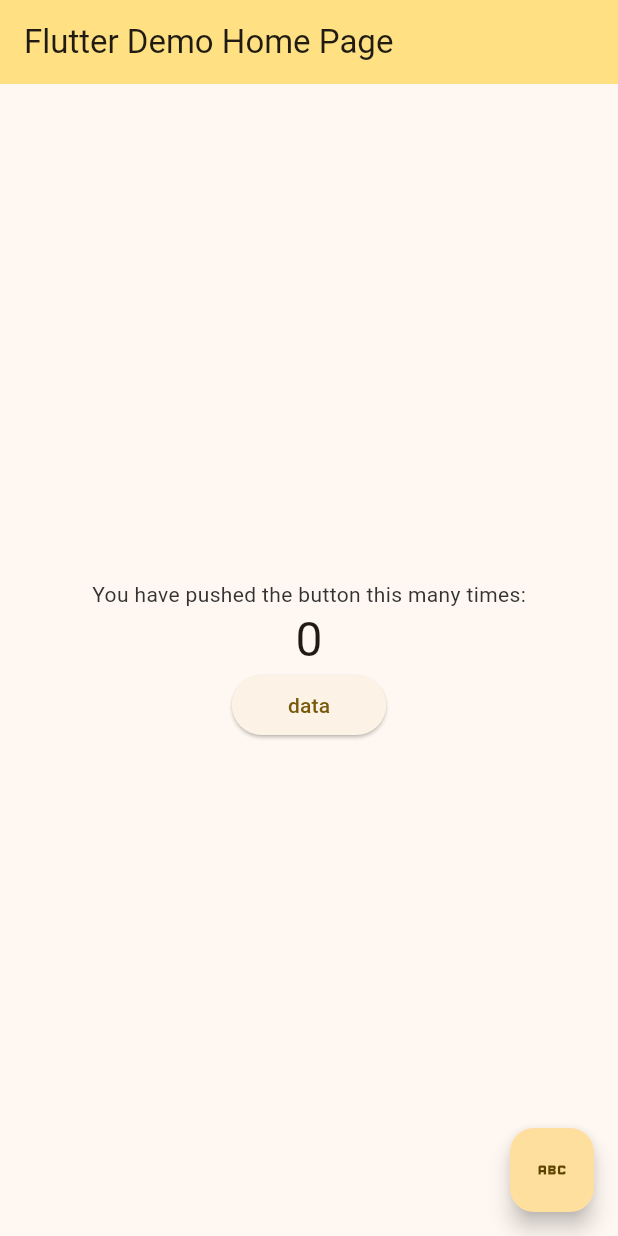
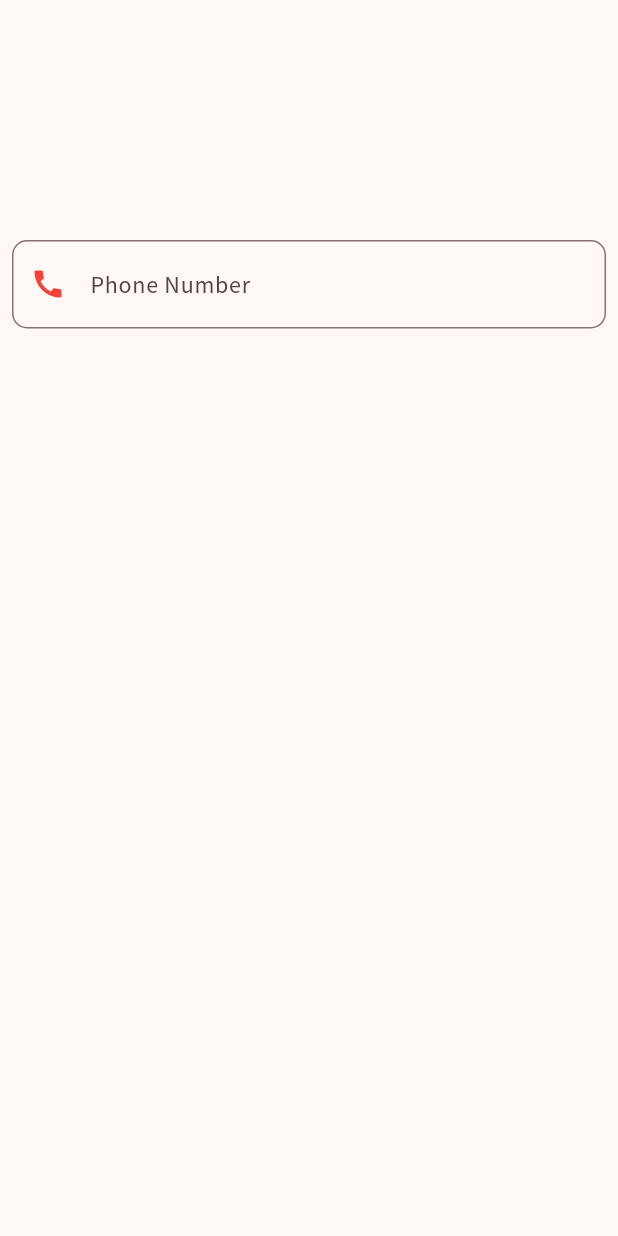
Before and after one commit to iRawNewton/flutter-template, a Flutter app: the screen it shows after launch, on a phone screen of 412 x 824 dp. Run offline on Flutter 3.47's test engine with Material 2 defaults, Android fonts, the phone set to English and light mode, and no system bars.

Commit message:
textfield added

```diff
--- /dev/null
+++ b/lib/dev/screens/test_screen.dart
@@ -0,0 +1,39 @@
+import 'package:flutter/material.dart';
+
+import '../ui_global/textfields.dart';
+
+class MyTestScreen extends StatelessWidget {
+  MyTestScreen({super.key});
+
+  final TextEditingController cont = TextEditingController();
+
+  @override
+  Widget build(BuildContext context) {
+    return SafeArea(
+      child: Scaffold(
+        body: Padding(
+          padding: const EdgeInsets.symmetric(horizontal: 8.0),
+          child: Center(
+            child: Column(
+              children: [
+                const SizedBox(height: 40.0),
+                const SizedBox(height: 100.0),
+                const SizedBox(height: 20),
+                MyCustomTextField(
+                  controller: cont,
+                  icon: Icons.call,
+                  iconColor: Colors.red,
+                  inputType: TextInputType.number,
+                  fontstyle: 'Body',
+                  fontsize: 16.0,
+                  hinttext: 'Phone Number',
+                  labeltext: 'Phone Number',
+                ),
+              ],
+            ),
+          ),
+        ),
+      ),
+    );
+  }
+}
--- a/lib/dev/ui_global/buttons.dart
+++ b/lib/dev/ui_global/buttons.dart
@@ -1,9 +1,10 @@
 import 'package:flutter/material.dart';
 
-class MyAppButtons extends StatelessWidget {
+class MyCustomButtons extends StatelessWidget {
   final dynamic onPressed;
   final IconData icon;
-  const MyAppButtons({super.key, required this.onPressed, required this.icon});
+  const MyCustomButtons(
+      {super.key, required this.onPressed, required this.icon});
 
   @override
   Widget build(BuildContext context) {
--- /dev/null
+++ b/lib/dev/ui_global/textfields.dart
@@ -0,0 +1,49 @@
+import 'package:flutter/material.dart';
+
+class MyCustomTextField extends StatelessWidget {
+  final TextEditingController controller;
+  final TextInputType inputType;
+  final IconData icon;
+  final Color iconColor;
+  final double fontsize;
+  final String fontstyle;
+  final String labeltext;
+  final String hinttext;
+
+  const MyCustomTextField({
+    super.key,
+    required this.controller,
+    required this.inputType,
+    required this.icon,
+    required this.iconColor,
+    required this.fontsize,
+    required this.fontstyle,
+    required this.labeltext,
+    required this.hinttext,
+  });
+
+  @override
+  Widget build(BuildContext context) {
+    final double screenHeight = MediaQuery.of(context).size.height;
+    final double scaleFactor = screenHeight / 720.0;
+    return TextField(
+      controller: controller,
+      keyboardType: inputType,
+      style: TextStyle(
+        fontSize: fontsize * scaleFactor,
+        fontFamily: fontstyle,
+      ),
+      decoration: InputDecoration(
+        prefixIcon: Icon(icon, color: iconColor),
+        labelText: labeltext,
+        labelStyle: const TextStyle(fontFamily: 'Body'),
+        hintText: hinttext,
+        hintStyle: const TextStyle(fontFamily: 'Body', color: Colors.grey),
+        border: OutlineInputBorder(
+          borderSide: const BorderSide(width: 1),
+          borderRadius: BorderRadius.circular(10.0),
+        ),
+      ),
+    );
+  }
+}
--- a/lib/main.dart
+++ b/lib/main.dart
@@ -1,7 +1,9 @@
 import 'package:flutter/material.dart';
-import 'package:flutter_folder_structure/dev/ui_global/buttons.dart';
+import 'package:flutter_folder_structure/dev/screens/test_screen.dart';
 import 'package:flutter_folder_structure/res/colors.dart';
 import 'package:flutter_folder_structure/res/dimens.dart';
+
+import 'dev/ui_global/buttons.dart';
 
 void main() {
   runApp(const MyApp());
@@ -21,9 +23,10 @@
           backgroundColor: Colors.amber.shade200,
         ),
         useMaterial3: true,
-        colorSchemeSeed: Colors.amber,
+        colorSchemeSeed: Colors.red,
       ),
-      home: const MyHomePage(title: 'Flutter Demo Home Page'),
+      // home: const MyHomePage(title: 'Flutter Demo Home Page'),
+      home: MyTestScreen(),
     );
   }
 }
@@ -74,7 +77,7 @@
             ],
           ),
         ),
-        floatingActionButton: MyAppButtons(
+        floatingActionButton: MyCustomButtons(
           onPressed: _incrementCounter,
           icon: Icons.abc,
         ) // This trailing comma makes auto-formatting nicer for build methods.
```
Also changed, not shown: lib/res/assets/fonts/OFL.txt (added, +93 -0 lines), pubspec.yaml (+11 -6 lines), lib/res/assets/fonts/Lato-Regular.ttf (added), lib/res/assets/fonts/RedHatDisplay-Regular.ttf (added), lib/res/assets/fonts/SourceSansPro-Regular.ttf (added).
